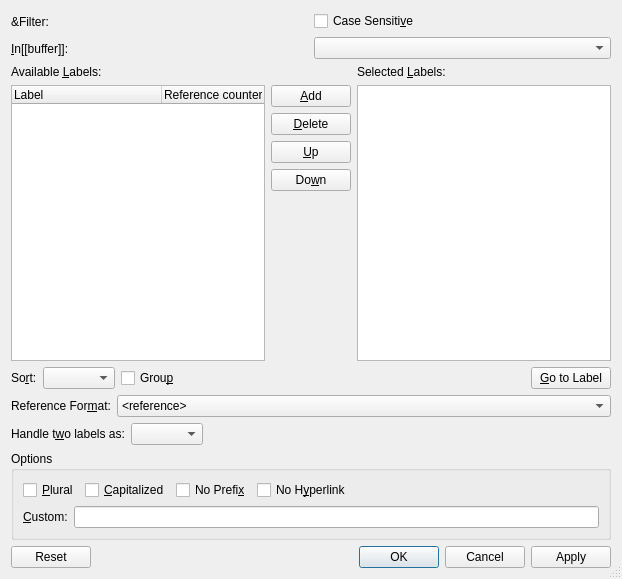
First picture: the form in src/frontends/qt/ui/RefUi.ui, repository kojiOnHill/lyx, before the edit.
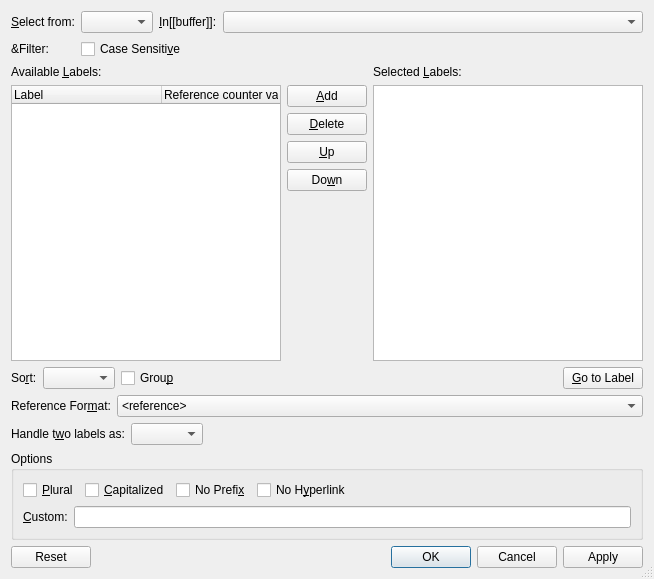
Second picture: the form after the edit. Icons and pictures are not drawn.

Commit message:
Allow to insert a cross-reference via dialog directly to target (#1624)
Next to the list of existing labels, the crossref dialog now also allows
to select a target directly from the TOC, list of figures, etc.

If this element already has a label, we use it. Otherwise, we auto-create
a new one and use that (as already possible via the outliner).

```diff
--- a/src/frontends/qt/ui/RefUi.ui
+++ b/src/frontends/qt/ui/RefUi.ui
@@ -6,7 +6,7 @@
    <rect>
     <x>0</x>
     <y>0</y>
-    <width>622</width>
+    <width>654</width>
     <height>579</height>
    </rect>
   </property>
@@ -20,16 +20,19 @@
    <item row="0" column="0">
     <layout class="QGridLayout" name="gridLayout">
      <item row="0" column="0">
-      <layout class="QVBoxLayout" name="verticalLayout">
+      <widget class="QLabel" name="targetLA">
+       <property name="text">
+        <string>&amp;Select from:</string>
+       </property>
+       <property name="buddy">
+        <cstring>targetCO</cstring>
+       </property>
+      </widget>
+     </item>
+     <item row="0" column="1">
+      <layout class="QHBoxLayout" name="horizontalLayout">
        <item>
-        <widget class="QLabel" name="findKeysLA">
-         <property name="text">
-          <string>&amp;Filter:</string>
-         </property>
-         <property name="alignment">
-          <set>Qt::AlignLeading|Qt::AlignLeft|Qt::AlignVCenter</set>
-         </property>
-        </widget>
+        <widget class="QComboBox" name="targetCO"/>
        </item>
        <item>
         <widget class="QLabel" name="refsL">
@@ -41,35 +44,20 @@
          </property>
         </widget>
        </item>
-      </layout>
-     </item>
-     <item row="0" column="1">
-      <layout class="QVBoxLayout" name="verticalLayout_2">
-       <item>
-        <layout class="QHBoxLayout" name="horizontalLayout">
-         <item>
-          <layout class="QHBoxLayout" name="filterBarL"/>
-         </item>
-         <item>
-          <widget class="QCheckBox" name="csFindCB">
-           <property name="toolTip">
-            <string>Filter case-sensitively</string>
-           </property>
-           <property name="text">
-            <string>Case Sensiti&amp;ve</string>
-           </property>
-          </widget>
-         </item>
-        </layout>
-       </item>
        <item>
         <widget class="QComboBox" name="bufferCO">
          <property name="sizePolicy">
-          <sizepolicy hsizetype="Ignored" vsizetype="Fixed">
+          <sizepolicy hsizetype="MinimumExpanding" vsizetype="Fixed">
            <horstretch>0</horstretch>
            <verstretch>0</verstretch>
           </sizepolicy>
          </property>
+         <property name="minimumSize">
+          <size>
+           <width>121</width>
+           <height>0</height>
+          </size>
+         </property>
          <property name="toolTip">
           <string>The (sub-)document from which the available labels are displayed</string>
          </property>
@@ -83,6 +71,33 @@
        </item>
       </layout>
      </item>
+     <item row="1" column="0">
+      <widget class="QLabel" name="findKeysLA">
+       <property name="text">
+        <string>&amp;Filter:</string>
+       </property>
+       <property name="alignment">
+        <set>Qt::AlignLeading|Qt::AlignLeft|Qt::AlignVCenter</set>
+       </property>
+      </widget>
+     </item>
+     <item row="1" column="1">
+      <layout class="QHBoxLayout" name="horizontalLayout_4">
+       <item>
+        <layout class="QHBoxLayout" name="filterBarL"/>
+       </item>
+       <item>
+        <widget class="QCheckBox" name="csFindCB">
+         <property name="toolTip">
+          <string>Filter case-sensitively</string>
+         </property>
+         <property name="text">
+          <string>Case Sensiti&amp;ve</string>
+         </property>
+        </widget>
+       </item>
+      </layout>
+     </item>
     </layout>
    </item>
    <item row="1" column="0">
```
Left out of the diff: 3 changed lines with no effect on the pictures. The commit also changes 5 other files.
